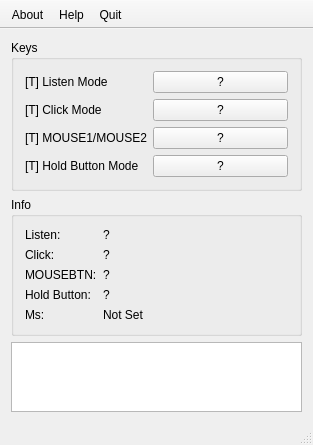
Before: the Qt Designer form src/mainwindow.ui in strfox/SuperAutoClicker, drawn with Qt 5.
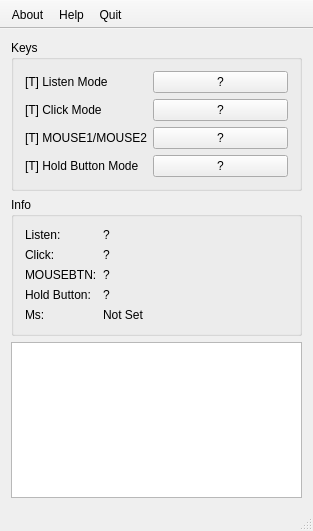
After: the same form once the commit is applied.

```diff
--- a/src/mainwindow.ui
+++ b/src/mainwindow.ui
@@ -7,7 +7,7 @@
     <x>0</x>
     <y>0</y>
     <width>313</width>
-    <height>386</height>
+    <height>531</height>
    </rect>
   </property>
   <property name="windowTitle">
```
Left out of the diff: 12 changed lines with no effect on the pictures.
